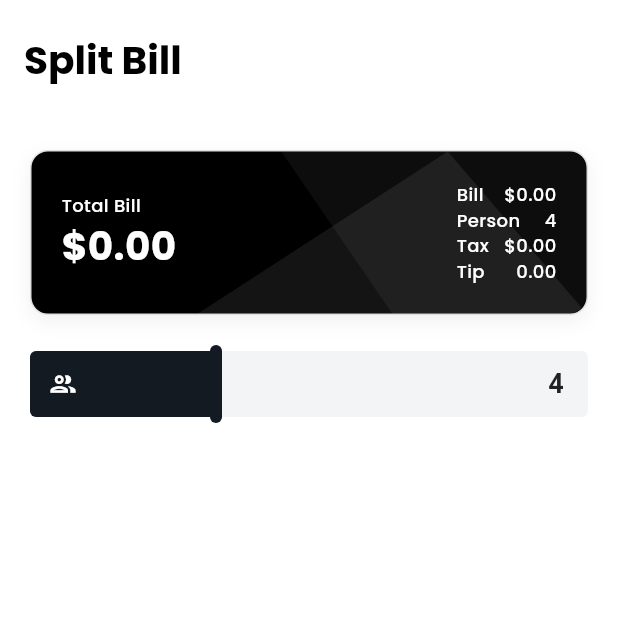
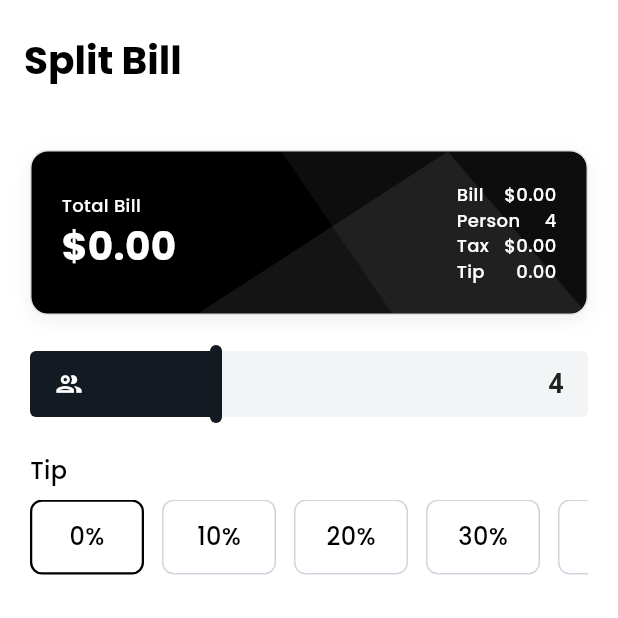
Before and after one commit to fabs90/split-my-bill, a Flutter app: the screen it shows after launch, on a phone screen of 412 x 824 dp, the top half of it. Run offline on Flutter 3.47's test engine with Material 3 defaults, Android fonts, the phone set to English and light mode, and no system bars; our stand-ins replace google_fonts.

Commit message:
Feat: Add Tip list view

```diff
--- a/lib/main.dart
+++ b/lib/main.dart
@@ -1,9 +1,13 @@
 import 'package:flutter/material.dart';
+import 'package:flutter/services.dart';
 
 import 'pages/home_page.dart';
 import 'pages/result_page.dart';
 
-void main() {
+void main() async {
+  WidgetsFlutterBinding.ensureInitialized();
+
+  await SystemChrome.setPreferredOrientations([DeviceOrientation.portraitUp]);
   runApp(const MainApp());
 }
 
--- a/lib/pages/home_page.dart
+++ b/lib/pages/home_page.dart
@@ -1,6 +1,7 @@
 import 'package:flutter/material.dart';
 import 'package:split_my_bill/widgets/summary_card.dart';
 import 'package:split_my_bill/widgets/person_slider.dart';
+import 'package:split_my_bill/widgets/tip_selector.dart';
 
 import '../style/theme.dart';
 
@@ -27,6 +28,7 @@ class _HomePageState extends State<HomePage> {
       body: Padding(
         padding: const EdgeInsets.symmetric(horizontal: 20),
         child: Column(
+          crossAxisAlignment: CrossAxisAlignment.start,
           children: [
             SizedBox(height: 20),
             SummaryCard(
@@ -46,6 +48,8 @@ class _HomePageState extends State<HomePage> {
                 });
               },
             ),
+            SizedBox(height: 20),
+            TipSelector(),
           ],
         ),
       ),
--- a/lib/style/theme.dart
+++ b/lib/style/theme.dart
@@ -6,6 +6,8 @@ Color darkColor = Color(0xff000000);
 Color grayColor = Color(0xffC4C4C4);
 Color bgColor = Color(0xff04112F);
 Color blueColor = Color(0xff00A3FF);
+Color activeColor = Color(0xFF00C569);
+Color inactiveBorderColor = Color(0xFFD0D5DD);
 
 TextStyle titleTextStyle = GoogleFonts.poppins(
   color: darkColor,
--- a/lib/widgets/person_slider.dart
+++ b/lib/widgets/person_slider.dart
@@ -64,43 +64,47 @@ class _PersonSliderState extends State<PersonSlider> {
                     ),
                   ),
 
-                  // 2. Teks Angka Nilai di sisi kanan track
+                  // 2. Track Terisi (Warna Gelap)
+                  Container(
+                    width: filledWidth,
+                    height: barHeight,
+                    decoration: BoxDecoration(
+                      color: const Color(0xFF131A22),
+                      borderRadius: BorderRadius.horizontal(
+                        left: const Radius.circular(4),
+                        right: Radius.circular(progress >= 1.0 ? 4 : 0),
+                      ),
+                    ),
+                  ),
+
+                  // 3. Ikon di sisi kiri track
+                  Positioned(
+                    left: 16,
+                    child: Icon(
+                      Icons.group_outlined,
+                      color: filledWidth > 26
+                          ? Colors.white
+                          : const Color(0xFF131A22),
+                      size: 20,
+                    ),
+                  ),
+
+                  // 4. Teks Angka Nilai di sisi kanan track
                   Positioned(
                     right: 16,
                     child: Text(
                       widget.value.round().toString(),
-                      style: const TextStyle(
+                      style: TextStyle(
                         fontSize: 18,
                         fontWeight: FontWeight.bold,
-                        color: Colors.black87,
+                        color: filledWidth > totalWidth - 28
+                            ? Colors.white
+                            : Colors.black87,
                       ),
                     ),
                   ),
 
-                  // 3. Track Terisi (Warna Gelap)
-                  Container(
-                    width: filledWidth,
-                    height: barHeight,
-                    decoration: const BoxDecoration(
-                      color: Color(0xFF131A22),
-                      borderRadius: BorderRadius.only(
-                        topLeft: Radius.circular(4),
-                        bottomLeft: Radius.circular(4),
-                      ),
-                    ),
-                    alignment: Alignment.centerLeft,
-                    padding: const EdgeInsets.only(left: 12),
-                    // Ikon tetap terlihat selama lebar track cukup
-                    child: filledWidth > 36
-                        ? const Icon(
-                            Icons.group_outlined,
-                            color: Colors.white,
-                            size: 20,
-                          )
-                        : null,
-                  ),
-
-                  // 4. Handle Vertikal Kapsul
+                  // 5. Handle Vertikal Kapsul
                   Positioned(
                     left: (filledWidth - (handleWidth / 2)).clamp(
                       0.0,
--- a/lib/widgets/tip_selector.dart
+++ b/lib/widgets/tip_selector.dart
@@ -0,0 +1,63 @@
+import 'package:flutter/material.dart';
+
+import '../style/theme.dart';
+
+class TipSelector extends StatefulWidget {
+  const TipSelector({super.key});
+
+  @override
+  State<TipSelector> createState() => _TipSelectorState();
+}
+
+class _TipSelectorState extends State<TipSelector> {
+  int _selectedIndex = 0;
+
+  final List<String> _tip = ['0%', '10%', '20%', '30%', '40%'];
+
+  @override
+  Widget build(BuildContext context) {
+    return Column(
+      crossAxisAlignment: CrossAxisAlignment.start,
+      children: [
+        // Judul
+        Text('Tip', style: subtitleTextStyle),
+        const SizedBox(height: 8),
+        SizedBox(
+          height: 50,
+          child: ListView.builder(
+            scrollDirection: Axis.horizontal,
+            itemCount: _tip.length,
+            itemBuilder: (context, index) {
+              // Cek apakah index saat ini dipilih
+              final is_selected = _selectedIndex == index;
+              return Padding(
+                padding: const EdgeInsets.only(right: 12),
+                child: GestureDetector(
+                  onTap: () {
+                    setState(() {
+                      _selectedIndex = index;
+                    });
+                  },
+                  child: Container(
+                    width: 76,
+                    decoration: BoxDecoration(
+                      color: Colors.white,
+                      borderRadius: BorderRadius.circular(8),
+                      border: Border.all(
+                        color: is_selected ? darkColor : inactiveBorderColor,
+                        width: is_selected ? 1.5 : 1.0,
+                      ),
+                    ),
+                    child: Center(
+                      child: Text(_tip[index], style: subtitleTextStyle),
+                    ),
+                  ),
+                ),
+              );
+            },
+          ),
+        ),
+      ],
+    );
+  }
+}
```
Also changed, not shown: 1 other file.
